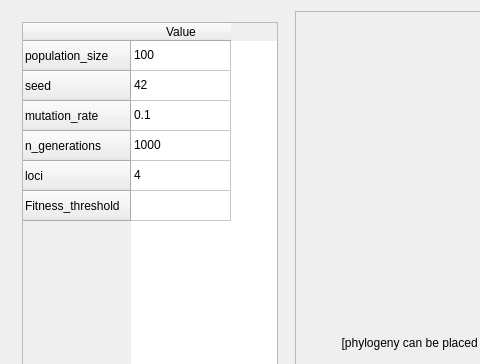
Old version of the form jobo_qtmaindialog.ui in the repository richelbilderbeek/pbdmms; both pictures show x 0 to 480 and y 0 to 364 of the 612 by 470 pixel window.
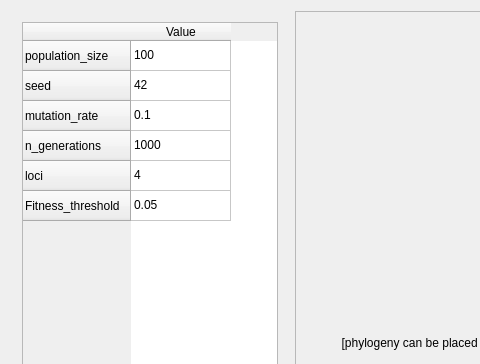
New version of the form. Custom widgets are drawn as their Qt base class.

```diff
--- a/jobo_qtmaindialog.ui
+++ b/jobo_qtmaindialog.ui
@@ -85,6 +85,11 @@
           <string>4</string>
          </property>
         </item>
+        <item row="5" column="0">
+         <property name="text">
+          <string>0.05</string>
+         </property>
+        </item>
        </widget>
       </item>
       <item>
```
